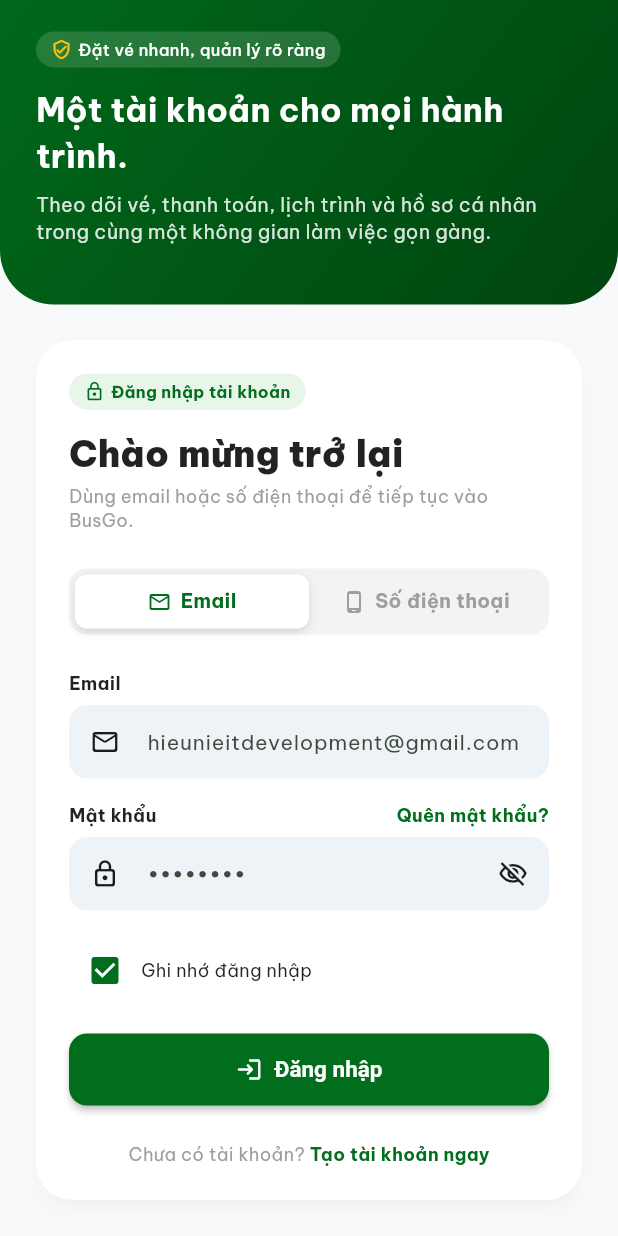
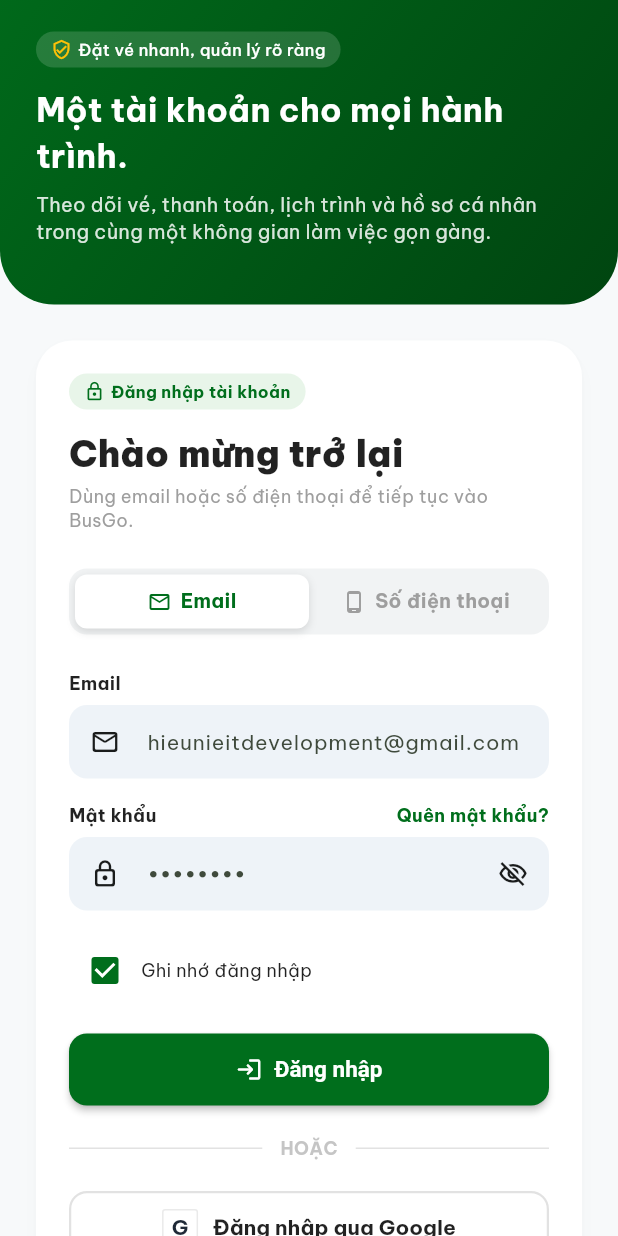
Before and after one commit to hieunieitdevelopment-jpg/busgo_mobile, a Flutter app: the screen it shows after launch, scrolled down 111 dp, on a phone screen of 412 x 824 dp. Run offline on Flutter 3.47's test engine with Material 3 defaults, Android fonts, the phone set to English and light mode, and no system bars; our stand-ins replace dio, go_router, google_fonts, google_sign_in, shared_preferences; missing offline and left inert: dart:html, dart:js, dart:js_util, google_sign_in_web.

Commit message:
fix: use valid Google ID token for web login by vankhai

```diff
--- a/lib/core/api/api_client.dart
+++ b/lib/core/api/api_client.dart
@@ -13,7 +13,7 @@ class ApiClient {
   ApiClient._internal() {
     dio = Dio(
       BaseOptions(
-        baseUrl: 'https://my-server.serveminecraft.net',
+        baseUrl: 'https://busgo.servecounterstrike.com',
         connectTimeout: const Duration(seconds: 15),
         receiveTimeout: const Duration(seconds: 15),
         headers: {
@@ -36,6 +36,7 @@ class ApiClient {
             '/auth/send-otp',
             '/auth/reset-password',
             '/auth/sign-in',
+            '/auth/google/verify-token',
             '/customer/sign-in',
             '/customer/sign-up',
           ];
--- /dev/null
+++ b/lib/core/constants/api_constants.dart
@@ -0,0 +1,14 @@
+class ApiConstants {
+  ApiConstants._();
+
+  // Google OAuth Configuration
+  static const String GOOGLE_CLIENT_ID =
+      "335430946794-8mkv3iqd0dvgq208ep9gf6t9hj07lsqc.apps.googleusercontent.com";
+
+  // API Endpoints
+  static const String AUTH_SIGN_IN = "/auth/sign-in";
+  static const String AUTH_GOOGLE_VERIFY = "/auth/google/verify-token";
+  static const String CUSTOMER_SIGN_UP = "/customer/sign-up";
+  static const String CUSTOMER_PROFILE = "/customer/profile";
+  static const String AUTH_LOGOUT = "/auth/logout";
+}
--- a/lib/core/theme/app_theme.dart
+++ b/lib/core/theme/app_theme.dart
@@ -64,7 +64,7 @@ class AppTheme {
       ),
 
       // Card Theme (Tonal Shift instead of lines)
-      cardTheme: CardTheme(
+      cardTheme: CardThemeData(
         color: AppColors.surfaceContainerLowest,
         elevation: 2,
         shadowColor: AppColors.onSurface.withOpacity(0.04),
--- a/lib/features/auth/presentation/pages/login_page.dart
+++ b/lib/features/auth/presentation/pages/login_page.dart
@@ -2,6 +2,7 @@ import 'package:flutter/material.dart';
 import 'package:provider/provider.dart';
 import 'package:go_router/go_router.dart';
 import 'package:busgo_mobile/features/auth/presentation/providers/auth_provider.dart';
+import 'package:busgo_mobile/features/auth/presentation/widgets/google_login_button.dart';
 
 class LoginPage extends StatefulWidget {
   const LoginPage({super.key});
@@ -55,6 +56,32 @@ class _LoginPageState extends State<LoginPage> {
       scaffoldMessenger.showSnackBar(
         SnackBar(
           content: Text(authProvider.errorMessage ?? 'Đăng nhập thất bại. Vui lòng kiểm tra lại.'),
+          backgroundColor: Colors.redAccent,
+        ),
+      );
+    }
+  }
+
+  Future<void> _handleGoogleSignIn() async {
+    final authProvider = Provider.of<AuthProvider>(context, listen: false);
+    final scaffoldMessenger = ScaffoldMessenger.of(context);
+    final router = GoRouter.of(context);
+
+    final success = await authProvider.signInWithGoogle();
+
+    if (success) {
+      scaffoldMessenger.showSnackBar(
+        const SnackBar(
+          content: Text('Đăng nhập Google thành công! Chào mừng quay trở lại BusGo.'),
+          backgroundColor: Color(0xff006e1c),
+        ),
+      );
+      // Redirect dynamically to HomePage
+      router.go('/');
+    } else {
+      scaffoldMessenger.showSnackBar(
+        SnackBar(
+          content: Text(authProvider.errorMessage ?? 'Đăng nhập Google thất bại. Vui lòng thử lại.'),
           backgroundColor: Colors.redAccent,
         ),
       );
@@ -447,6 +474,42 @@ class _LoginPageState extends State<LoginPage> {
                                   ),
                           ),
                         ),
+                        const SizedBox(height: 20),
+
+                        // Divider with "OR"
+                        Row(
+                          children: [
+                            Expanded(
+                              child: Divider(
+                                color: Colors.grey.withOpacity(0.3),
+                                thickness: 1,
+                              ),
+                            ),
+                            Padding(
+                              padding: const EdgeInsets.symmetric(horizontal: 12.0),
+                              child: Text(
+                                'HOẶC',
+                                style: TextStyle(
+                                  fontSize: 12,
+                                  fontWeight: FontWeight.bold,
+                                  color: Colors.grey.withOpacity(0.6),
+                                ),
+                              ),
+                            ),
+                            Expanded(
+                              child: Divider(
+                                color: Colors.grey.withOpacity(0.3),
+                                thickness: 1,
+                              ),
+                            ),
+                          ],
+                        ),
+                        const SizedBox(height: 20),
+
+                        buildGoogleLoginButton(
+                          isLoading: authProvider.isLoading || !authProvider.isGoogleSignInReady,
+                          onPressed: _handleGoogleSignIn,
+                        ),
                         const SizedBox(height: 24),
 
                         // Switch to Register (Tạo tài khoản)
--- /dev/null
+++ b/lib/features/auth/presentation/widgets/google_login_button.dart
@@ -0,0 +1,2 @@
+export 'google_login_button_stub.dart'
+    if (dart.library.js_util) 'google_login_button_web.dart';
--- /dev/null
+++ b/lib/features/auth/presentation/widgets/google_login_button_stub.dart
@@ -0,0 +1,60 @@
+import 'package:flutter/material.dart';
+
+Widget buildGoogleLoginButton({
+  required bool isLoading,
+  required VoidCallback? onPressed,
+}) {
+  return SizedBox(
+    width: double.infinity,
+    height: 48,
+    child: OutlinedButton(
+      onPressed: isLoading ? null : onPressed,
+      style: OutlinedButton.styleFrom(
+        side: BorderSide(color: Colors.grey.withValues(alpha: 0.3), width: 1.5),
+        shape: RoundedRectangleBorder(borderRadius: BorderRadius.circular(12)),
+      ),
+      child: isLoading
+          ? const SizedBox(
+              height: 20,
+              width: 20,
+              child: CircularProgressIndicator(
+                strokeWidth: 2,
+                valueColor: AlwaysStoppedAnimation<Color>(Color(0xff006e1c)),
+              ),
+            )
+          : Row(
+              mainAxisAlignment: MainAxisAlignment.center,
+              children: [
+                Container(
+                  width: 24,
+                  height: 24,
+                  decoration: BoxDecoration(
+                    color: Colors.white,
+                    borderRadius: BorderRadius.circular(2),
+                    border: Border.all(color: const Color(0xffEAEAEA), width: 1),
+                  ),
+                  child: const Center(
+                    child: Text(
+                      'G',
+                      style: TextStyle(
+                        color: Color(0xff1F2937),
+                        fontWeight: FontWeight.bold,
+                        fontSize: 14,
+                      ),
+                    ),
+                  ),
+                ),
+                const SizedBox(width: 10),
+                const Text(
+                  'Đăng nhập qua Google',
+                  style: TextStyle(
+                    fontSize: 14,
+                    fontWeight: FontWeight.bold,
+                    color: Colors.black87,
+                  ),
+                ),
+              ],
+            ),
+    ),
+  );
+}
--- a/pubspec.yaml
+++ b/pubspec.yaml
@@ -26,6 +26,9 @@ dependencies:
   intl: ^0.19.0
   dio: ^5.4.3
   shared_preferences: ^2.2.3
+  google_sign_in: ^6.2.0
+  google_sign_in_web: ^0.12.2
+  google_identity_services_web: ^0.3.0
 
 dev_dependencies:
   flutter_test:
```
Also changed, not shown: lib/features/auth/data/auth_service.dart (+10 -0 lines), lib/features/auth/data/google_sign_in_web.dart (added, +56 -0 lines), lib/features/auth/presentation/providers/auth_provider.dart (+141 -3 lines), lib/features/auth/presentation/widgets/google_login_button_web.dart (added, +43 -0 lines), pubspec.lock, 3 other files.
